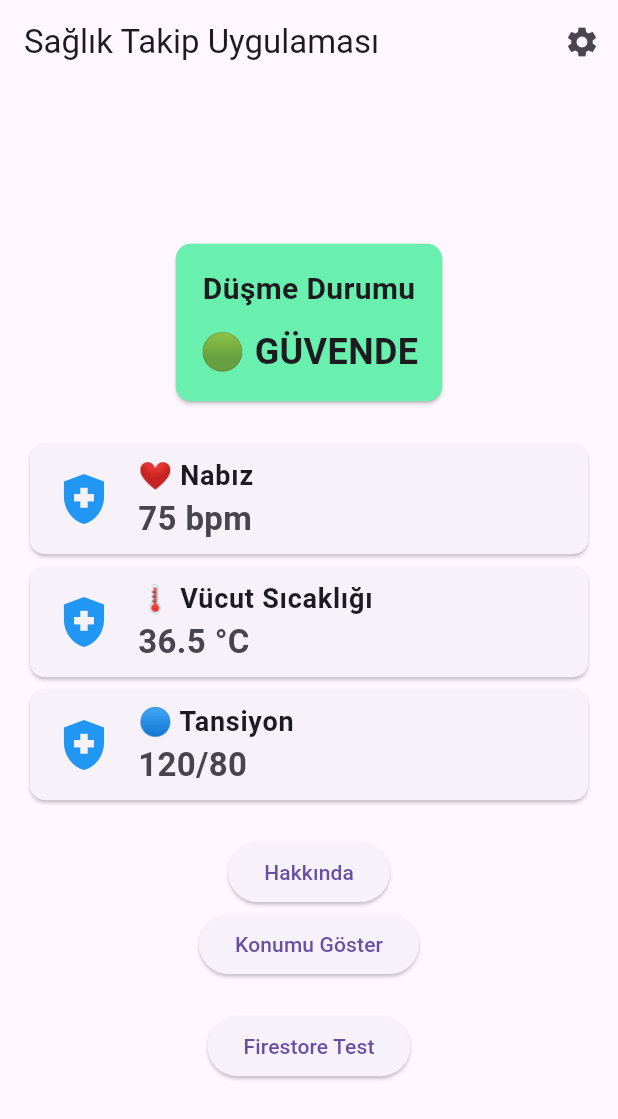
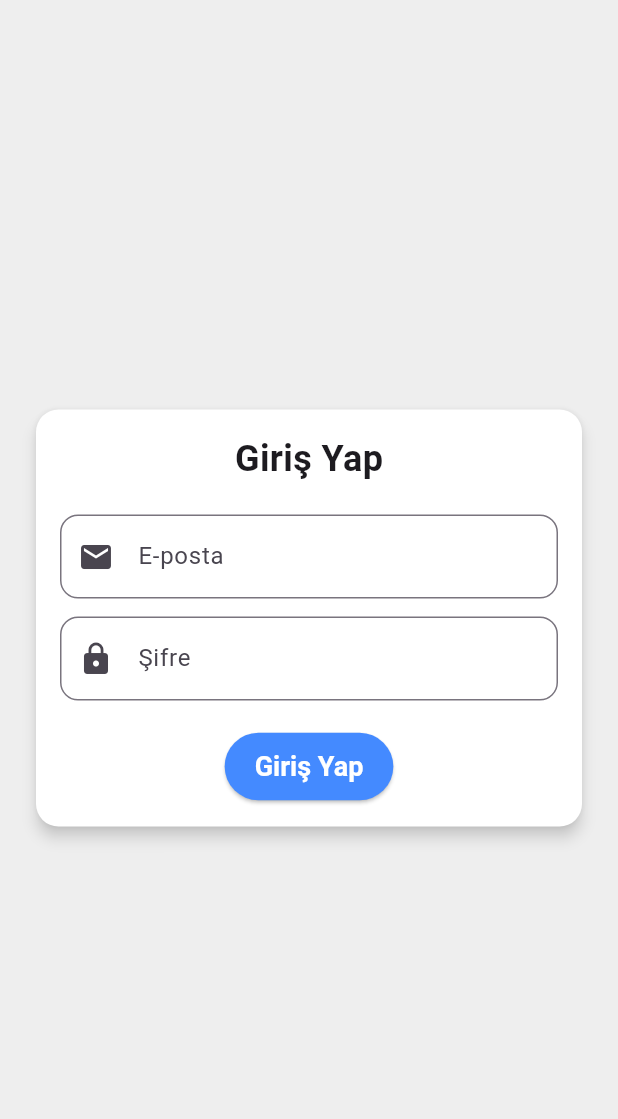
Before and after one commit to edanurarslan/CareVest-Smart-Clothes, a Flutter app: the screen it shows after launch, on a phone screen of 412 x 824 dp. Shown: the top 1119 px of the screen. Run offline on Flutter 3.47's test engine with Material 3 defaults, Android fonts, the light colour scheme and no system bars; our stand-ins replace cloud_firestore, firebase_auth, firebase_core, geolocator, google_fonts, google_maps_flutter; accounts and stored records are empty.

Commit message:
authentications and design

```diff
--- a/akilli_kiyafet_app/lib/main.dart
+++ b/akilli_kiyafet_app/lib/main.dart
@@ -1,54 +1,18 @@
-/*import 'package:flutter/material.dart';
+import 'package:flutter/material.dart';
+import 'package:firebase_core/firebase_core.dart';
+import 'firebase_options.dart';
+import 'screens/splash_screen.dart';
 import 'screens/home.dart';
 import 'screens/settings.dart';
+import 'screens/maps.dart';
 import 'screens/about.dart';
-import 'screens/maps.dart';
-
-import 'package:firebase_core/firebase_core.dart';
-import 'package:flutter/material.dart';
-void main() {
-  runApp(const MyApp());
-}
-
-class MyApp extends StatelessWidget {
-  const MyApp({super.key}); // Key eklendi ✅
-
-  @override
-  Widget build(BuildContext context) {
-    return MaterialApp(
-      debugShowCheckedModeBanner: false,
-      theme: ThemeData(
-        primarySwatch: Colors.blue,
-      ),
-      initialRoute: '/',
-      routes: {
-        '/': (context) => const HomeScreen(),
-        '/settings': (context) => const SettingsScreen(),
-        '/about': (context) => const AboutScreen(),
-        '/maps': (context) => const MapsScreen(), // Harita sayfası eklendi
-      },
-    );
-  }
-}
-*/
-import 'package:flutter/material.dart';
-import 'package:firebase_core/firebase_core.dart';
-import 'firebase_options.dart'; // Firebase yapılandırma dosyası
-
-// Sayfa importları
-import 'screens/home.dart';
-import 'screens/settings.dart';
-import 'screens/about.dart';
-import 'screens/maps.dart';
+import 'theme.dart'; // 📌 Tema dosyasını ekledik!
 
 void main() async {
   WidgetsFlutterBinding.ensureInitialized();
-
-  // 📌 Firebase'in doğru şekilde başlatıldığından emin olalım
   await Firebase.initializeApp(
     options: DefaultFirebaseOptions.currentPlatform,
   );
-
   runApp(const MyApp());
 }
 
@@ -59,16 +23,15 @@
   Widget build(BuildContext context) {
     return MaterialApp(
       debugShowCheckedModeBanner: false,
-      title: 'Akıllı Kıyafet Uygulaması',
-      theme: ThemeData(
-        primarySwatch: Colors.blue,
-      ),
+      title: 'CareVest',
+      theme: appTheme, // 📌 Tema dosyasını çağırıyoruz
       initialRoute: '/',
       routes: {
-        '/': (context) => const HomeScreen(),
+        '/': (context) => const SplashScreen(),
+        '/home': (context) => const HomeScreen(),
         '/settings': (context) => const SettingsScreen(),
+        '/maps': (context) => const MapsScreen(),
         '/about': (context) => const AboutScreen(),
-        '/maps': (context) => const MapsScreen(), // 🌍 Harita sayfası eklendi
       },
     );
   }
--- a/akilli_kiyafet_app/lib/screens/firestore_test.dart
+++ b/akilli_kiyafet_app/lib/screens/firestore_test.dart
@@ -1,5 +1,6 @@
 import 'package:cloud_firestore/cloud_firestore.dart';
 import 'package:flutter/material.dart';
+import 'dart:developer'; // 📌 print yerine log() fonksiyonunu kullanacağız
 
 class FirestoreTestScreen extends StatefulWidget {
   const FirestoreTestScreen({super.key});
@@ -17,18 +18,27 @@ class FirestoreTestScreenState extends State<FirestoreTestScreen> {
     String text = _controller.text;
     if (text.isNotEmpty) {
       try {
-        print("📡 Firestore’a mesaj ekleniyor...");
+        log("📡 Firestore’a mesaj ekleniyor...");
         await _firestore.collection('messages').add({
           'text': text,
           'timestamp': FieldValue.serverTimestamp(),
         });
         _controller.clear();
-        print("✅ Mesaj Firestore’a başarıyla eklendi!");
+        log("✅ Mesaj Firestore’a başarıyla eklendi!");
+
+        // UI'yi güncelleyip hata oluşmadığını göstermek için
+        if (mounted) {
+          ScaffoldMessenger.of(context).showSnackBar(
+            const SnackBar(content: Text("Mesaj başarıyla eklendi! 🚀")),
+          );
+        }
       } catch (e) {
-        print("❌ Firestore Hata: $e");
-        ScaffoldMessenger.of(context).showSnackBar(
-          SnackBar(content: Text("Hata: Firestore’a veri eklenemedi!")),
-        );
+        log("❌ Firestore Hata: $e");
+        if (mounted) {
+          ScaffoldMessenger.of(context).showSnackBar(
+            SnackBar(content: Text("Hata: Firestore’a veri eklenemedi!")),
+          );
+        }
       }
     }
   }
@@ -43,7 +53,7 @@ class FirestoreTestScreenState extends State<FirestoreTestScreen> {
             padding: const EdgeInsets.all(8.0),
             child: TextField(
               controller: _controller,
-              decoration: InputDecoration(
+              decoration: const InputDecoration(
                 labelText: 'Mesaj Gir',
                 border: OutlineInputBorder(),
               ),
@@ -64,14 +74,14 @@ class FirestoreTestScreenState extends State<FirestoreTestScreen> {
                   return const Center(child: CircularProgressIndicator());
                 }
                 if (snapshot.hasError) {
-                  print("❌ Firestore Okuma Hatası: ${snapshot.error}");
+                  log("❌ Firestore Okuma Hatası: ${snapshot.error}");
                   return Center(child: Text("Hata: ${snapshot.error}"));
                 }
                 if (!snapshot.hasData || snapshot.data!.docs.isEmpty) {
-                  print("⚠️ Firestore'da hiç mesaj yok!");
+                  log("⚠️ Firestore'da hiç mesaj yok!");
                   return const Center(child: Text("Henüz mesaj yok!"));
                 }
-                print("✅ Firestore'dan veri alındı, ${snapshot.data!.docs.length} mesaj var.");
+                log("✅ Firestore'dan veri alındı, ${snapshot.data!.docs.length} mesaj var.");
                 return ListView(
                   children: snapshot.data!.docs.map((document) {
                     return Card(
--- a/akilli_kiyafet_app/lib/screens/home.dart
+++ b/akilli_kiyafet_app/lib/screens/home.dart
@@ -1,18 +1,73 @@
-/*import 'package:flutter/material.dart';
+import 'package:flutter/material.dart';
+import 'package:firebase_auth/firebase_auth.dart';
+import 'package:cloud_firestore/cloud_firestore.dart';
+import 'maps.dart';
+import 'settings.dart';
+import 'about.dart';
+import 'splash_screen.dart';
 
 class HomeScreen extends StatefulWidget {
-  const HomeScreen({super.key}); // Key eklendi ✅
+  const HomeScreen({super.key});
 
   @override
   HomeScreenState createState() => HomeScreenState();
 }
 
 class HomeScreenState extends State<HomeScreen> {
-  // Şimdilik sahte veriler (dummy data)
-  bool hasFallen = false; // Düşme durumu
-  int heartRate = 75; // Nabız (bpm)
-  double bodyTemperature = 36.5; // Vücut sıcaklığı (°C)
-  String bloodPressure = "120/80"; // Tansiyon (mmHg)
+  final FirebaseAuth _auth = FirebaseAuth.instance;
+  final FirebaseFirestore _firestore = FirebaseFirestore.instance;
+  Map<String, dynamic>? healthData;
+
+  @override
+  void initState() {
+    super.initState();
+    _fetchHealthData();
+  }
+
+  Future<void> _fetchHealthData() async {
+    String? userId = _auth.currentUser?.uid;
+    if (userId == null) return;
+
+    try {
+      _firestore.collection('health_data').doc(userId).snapshots().listen((snapshot) {
+        if (snapshot.exists) {
+          setState(() {
+            healthData = snapshot.data();
+          });
+        }
+      });
+    } catch (e) {
+      print("🔥 Firebase Hatası: $e");
+    }
+  }
+
+  Future<bool> _showLogoutDialog(BuildContext context) async {
+    return await showDialog(
+          context: context,
+          builder: (context) => AlertDialog(
+            title: const Text("Çıkış Yap"),
+            content: const Text("Oturumu kapatmak istediğinizden emin misiniz?"),
+            actions: [
+              TextButton(
+                onPressed: () => Navigator.pop(context, false),
+                child: const Text("İptal"),
+              ),
+              TextButton(
+                onPressed: () async {
+                  await FirebaseAuth.instance.signOut();
+                  Navigator.pushAndRemoveUntil(
+                    context,
+                    MaterialPageRoute(builder: (context) => const SplashScreen()),
+                    (route) => false,
+                  );
+                },
+                child: const Text("Evet"),
+              ),
+            ],
+          ),
+        ) ??
+        false;
+  }
 
   @override
   Widget build(BuildContext context) {
@@ -21,44 +76,37 @@ class HomeScreenState extends State<HomeScreen> {
         title: const Text("Sağlık Takip Uygulaması"),
         actions: [
           IconButton(
-            icon: const Icon(Icons.settings),
-            onPressed: () {
-              Navigator.pushNamed(context, "/settings");
+            icon: const Icon(Icons.logout),
+            onPressed: () async {
+              await _showLogoutDialog(context);
             },
           ),
         ],
       ),
       body: Padding(
         padding: const EdgeInsets.all(16.0),
-        child: Column(
+        child: healthData == null
+            ? const Center(child: CircularProgressIndicator())
+            : Column(
                 mainAxisAlignment: MainAxisAlignment.center,
                 children: [
                   _buildStatusCard(),
                   const SizedBox(height: 20),
-            _buildHealthInfoCard("❤️ Nabız", "$heartRate bpm"),
-            _buildHealthInfoCard("🌡 Vücut Sıcaklığı", "$bodyTemperature °C"),
-            _buildHealthInfoCard("🔵 Tansiyon", bloodPressure),
+                  _buildHealthInfoCard("❤️ Nabız", "${healthData!['heartRate']} bpm"),
+                  _buildHealthInfoCard("🌡 Vücut Sıcaklığı", "${healthData!['bodyTemperature']} °C"),
+                  _buildHealthInfoCard("🔵 Tansiyon", healthData!['bloodPressure']),
                   const SizedBox(height: 20),
-            _buildNavigationButton("Hakkında", "/about"),
-            _buildNavigationButton("Konumu Göster", "/maps"), // Harita butonu eklendi ✅
+                  _buildNavigationButton("🔧 Ayarlar", const SettingsScreen()),
+                  _buildNavigationButton("🌍 Konumu Göster", const MapsScreen()),
+                  _buildNavigationButton("ℹ️ Hakkında", const AboutScreen()),
                 ],
               ),
       ),
     );
   }
 
-  // Genel buton yapısı (Harita ve Hakkında sayfasına yönlendirme)
-  Widget _buildNavigationButton(String text, String route) {
-    return ElevatedButton(
-      onPressed: () {
-        Navigator.pushNamed(context, route);
-      },
-      child: Text(text),
-    );
-  }
-
-  // Düşme durumu kartı
   Widget _buildStatusCard() {
+    bool hasFallen = healthData?['hasFallen'] ?? false;
     return Card(
       color: hasFallen ? Colors.redAccent : Colors.greenAccent,
       shape: RoundedRectangleBorder(borderRadius: BorderRadius.circular(10)),
@@ -81,7 +129,6 @@ class HomeScreenState extends State<HomeScreen> {
     );
   }
 
-  // Genel sağlık bilgisi kartları (Nabız, Tansiyon, Sıcaklık)
   Widget _buildHealthInfoCard(String title, String value) {
     return Card(
       shape: RoundedRectangleBorder(borderRadius: BorderRadius.circular(10)),
@@ -92,117 +139,13 @@ class HomeScreenState extends State<HomeScreen> {
       ),
     );
   }
-}
-*/
 
-import 'package:flutter/material.dart';
-import 'firestore_test.dart'; // 🔥 Firestore test ekranı
-
-class HomeScreen extends StatefulWidget {
-  const HomeScreen({super.key});
-
-  @override
-  HomeScreenState createState() => HomeScreenState();
-}
-
-class HomeScreenState extends State<HomeScreen> {
-  // 📌 Sahte veriler (Dummy Data)
-  bool hasFallen = false; // Düşme durumu
-  int heartRate = 75; // Nabız (bpm)
-  double bodyTemperature = 36.5; // Vücut sıcaklığı (°C)
-  String bloodPressure = "120/80"; // Tansiyon (mmHg)
-
-  @override
-  Widget build(BuildContext context) {
-    return Scaffold(
-      appBar: AppBar(
-        title: const Text("Sağlık Takip Uygulaması"),
-        actions: [
-          IconButton(
-            icon: const Icon(Icons.settings),
-            onPressed: () {
-              Navigator.pushNamed(context, "/settings");
-            },
-          ),
-        ],
-      ),
-      body: Padding(
-        padding: const EdgeInsets.all(16.0),
-        child: Column(
-          mainAxisAlignment: MainAxisAlignment.center,
-          children: [
-            _buildStatusCard(),
-            const SizedBox(height: 20),
-            _buildHealthInfoCard("❤️ Nabız", "$heartRate bpm"),
-            _buildHealthInfoCard("🌡 Vücut Sıcaklığı", "$bodyTemperature °C"),
-            _buildHealthInfoCard("🔵 Tansiyon", bloodPressure),
-            const SizedBox(height: 20),
-            _buildNavigationButton("Hakkında", "/about"),
-            _buildNavigationButton("Konumu Göster", "/maps"),
-            const SizedBox(height: 20),
-            _buildFirestoreTestButton(), // 🔥 Firestore Test Butonu Eklendi ✅
-          ],
-        ),
-      ),
-    );
-  }
-
-  // 🔥 Firestore Test Butonu
-  Widget _buildFirestoreTestButton() {
+  Widget _buildNavigationButton(String text, Widget page) {
     return ElevatedButton(
       onPressed: () {
-        Navigator.push(
-          context,
-          MaterialPageRoute(builder: (context) => const FirestoreTestScreen()),
-        );
-      },
-      child: const Text("Firestore Test"),
-    );
-  }
-
-  // 📌 Sayfa yönlendirme butonları (Hakkında ve Harita sayfası)
-  Widget _buildNavigationButton(String text, String route) {
-    return ElevatedButton(
-      onPressed: () {
-        Navigator.pushNamed(context, route);
+        Navigator.push(context, MaterialPageRoute(builder: (context) => page));
       },
       child: Text(text),
     );
   }
-
-  // 📌 Düşme durumu kartı
-  Widget _buildStatusCard() {
-    return Card(
-      color: hasFallen ? Colors.redAccent : Colors.greenAccent,
-      shape: RoundedRectangleBorder(borderRadius: BorderRadius.circular(10)),
-      child: Padding(
-        padding: const EdgeInsets.all(16.0),
-        child: Column(
-          children: [
-            const Text(
-              "Düşme Durumu",
-              style: TextStyle(fontSize: 20, fontWeight: FontWeight.bold),
-            ),
-            const SizedBox(height: 10),
-            Text(
-              hasFallen ? "🔴 DÜŞME ALGILANDI!" : "🟢 GÜVENDE",
-              style: const TextStyle(fontSize: 24, fontWeight: FontWeight.bold),
-            ),
-          ],
-        ),
-      ),
-    );
 }
-
-  // 📌 Genel sağlık bilgisi kartları (Nabız, Tansiyon, Sıcaklık)
-  Widget _buildHealthInfoCard(String title, String value) {
-    return Card(
-      shape: RoundedRectangleBorder(borderRadius: BorderRadius.circular(10)),
-      child: ListTile(
-        leading: const Icon(Icons.health_and_safety, size: 40, color: Colors.blue),
-        title: Text(title, style: const TextStyle(fontSize: 18, fontWeight: FontWeight.bold)),
-        subtitle: Text(value, style: const TextStyle(fontSize: 22, fontWeight: FontWeight.bold)),
-      ),
-    );
-  }
-}
--- /dev/null
+++ b/akilli_kiyafet_app/lib/screens/login.dart
@@ -0,0 +1,80 @@
+import 'package:flutter/material.dart';
+import 'package:firebase_auth/firebase_auth.dart';
+
+class LoginScreen extends StatefulWidget {
+  const LoginScreen({super.key});
+
+  @override
+  LoginScreenState createState() => LoginScreenState();
+}
+
+class LoginScreenState extends State<LoginScreen> {
+  final TextEditingController _emailController = TextEditingController();
+  final TextEditingController _passwordController = TextEditingController();
+  final FirebaseAuth _auth = FirebaseAuth.instance;
+  bool _isLoading = false;
+
+  Future<void> _login() async {
+    setState(() => _isLoading = true);
+    try {
+      await _auth.signInWithEmailAndPassword(
+        email: _emailController.text,
+        password: _passwordController.text,
+      );
+      if (mounted) Navigator.pushReplacementNamed(context, "/");
+    } catch (e) {
+      ScaffoldMessenger.of(context).showSnackBar(SnackBar(content: Text("Giriş başarısız: $e")));
+    }
+    setState(() => _isLoading = false);
+  }
+
+  @override
+  Widget build(BuildContext context) {
+    return Scaffold(
+      body: Center(
+        child: Padding(
+          padding: const EdgeInsets.all(20.0),
+          child: Card(
+            shape: RoundedRectangleBorder(borderRadius: BorderRadius.circular(15)),
+            elevation: 4,
+            child: Padding(
+              padding: const EdgeInsets.all(16.0),
+              child: Column(
+                mainAxisSize: MainAxisSize.min,
+                children: [
+                  const Text("Giriş Yap", style: TextStyle(fontSize: 24, fontWeight: FontWeight.bold)),
+                  const SizedBox(height: 20),
+                  TextField(
+                    controller: _emailController,
+                    decoration: InputDecoration(
+                      prefixIcon: const Icon(Icons.email),
+                      labelText: "E-posta",
+                      border: OutlineInputBorder(borderRadius: BorderRadius.circular(12)),
+                    ),
+                  ),
+                  const SizedBox(height: 12),
+                  TextField(
+                    controller: _passwordController,
+                    obscureText: true,
+                    decoration: InputDecoration(
+                      prefixIcon: const Icon(Icons.lock),
+                      labelText: "Şifre",
+                      border: OutlineInputBorder(borderRadius: BorderRadius.circular(12)),
+                    ),
+                  ),
+                  const SizedBox(height: 20),
+                  _isLoading
+                      ? const CircularProgressIndicator()
+                      : ElevatedButton(
+                          onPressed: _login,
+                          child: const Text("Giriş Yap"),
+                        ),
+                ],
+              ),
+            ),
+          ),
+        ),
+      ),
+    );
+  }
+}
--- /dev/null
+++ b/akilli_kiyafet_app/lib/theme.dart
@@ -0,0 +1,25 @@
+import 'package:flutter/material.dart';
+
+final ThemeData appTheme = ThemeData(
+  primaryColor: Colors.blueAccent,
+  scaffoldBackgroundColor: Colors.grey[200],
+  appBarTheme: const AppBarTheme(
+    backgroundColor: Colors.blueAccent,
+    titleTextStyle: TextStyle(color: Colors.white, fontSize: 20, fontWeight: FontWeight.bold),
+    iconTheme: IconThemeData(color: Colors.white),
+  ),
+  elevatedButtonTheme: ElevatedButtonThemeData(
+    style: ElevatedButton.styleFrom(
+      backgroundColor: Colors.blueAccent,
+      foregroundColor: Colors.white,
+      padding: const EdgeInsets.symmetric(horizontal: 20, vertical: 12),
+      textStyle: const TextStyle(fontSize: 18, fontWeight: FontWeight.bold),
+    ),
+  ),
+  cardTheme: CardTheme(
+    shape: RoundedRectangleBorder(borderRadius: BorderRadius.circular(12)),
+    color: Colors.white,
+    shadowColor: Colors.grey.shade300,
+    elevation: 4,
+  ),
+);
--- a/akilli_kiyafet_app/pubspec.yaml
+++ b/akilli_kiyafet_app/pubspec.yaml
@@ -39,6 +39,11 @@ dependencies:
   firebase_core: ^3.12.1
   firebase_auth: ^5.5.1
   cloud_firestore: ^5.6.5
+  flutter_dotenv: ^5.2.1
+  google_maps_flutter_web: ^0.5.11
+  google_sign_in: ^6.3.0
+
+  google_fonts: ^6.1.0
 
 dev_dependencies:
   flutter_test:
```
Also changed, not shown: akilli_kiyafet_app/lib/screens/maps.dart (+48 -10 lines), akilli_kiyafet_app/lib/screens/register.dart (added, +50 -0 lines), akilli_kiyafet_app/lib/screens/splash_screen.dart (added, +60 -0 lines), akilli_kiyafet_app/pubspec.lock, 4 other files. Lines whose indentation alone changed are shown as unchanged.
